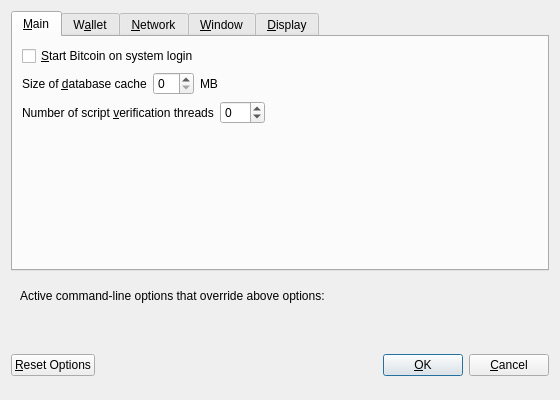
First picture: the form in src/qt/forms/optionsdialog.ui, repository raffermeko/bitcoin, before the edit.
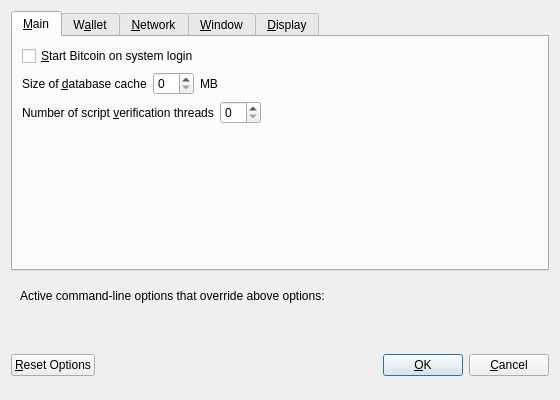
Second picture: the form after the edit. Custom widgets are drawn as their Qt base class.

Commit message:
add constant for shared (GUI/core) -par settings
- introduce DEFAULT_SCRIPTCHECK_THREADS in main.h
- only show values from -"MAX_HW_THREADS" up to 16 for -par, as it
  makes no sense to try to leave more "cores free" than the system
  supports anyway
- use the new constant in optionsdialog and remove defaults from
  .ui file

What changed in the file:
```diff
--- a/src/qt/forms/optionsdialog.ui
+++ b/src/qt/forms/optionsdialog.ui
@@ -98,13 +98,7 @@
          <item>
           <widget class="QSpinBox" name="threadsScriptVerif">
            <property name="toolTip">
-            <string>Set the number of script verification threads (up to 16, 0 = auto, &lt;0 = leave that many cores free, default: 0)</string>
-           </property>
-           <property name="minimum">
-            <number>-16</number>
-           </property>
-           <property name="maximum">
-            <number>16</number>
+            <string>(0 = auto, &lt;0 = leave that many cores free)</string>
            </property>
           </widget>
          </item>
```
The commit also changes 4 other files.
